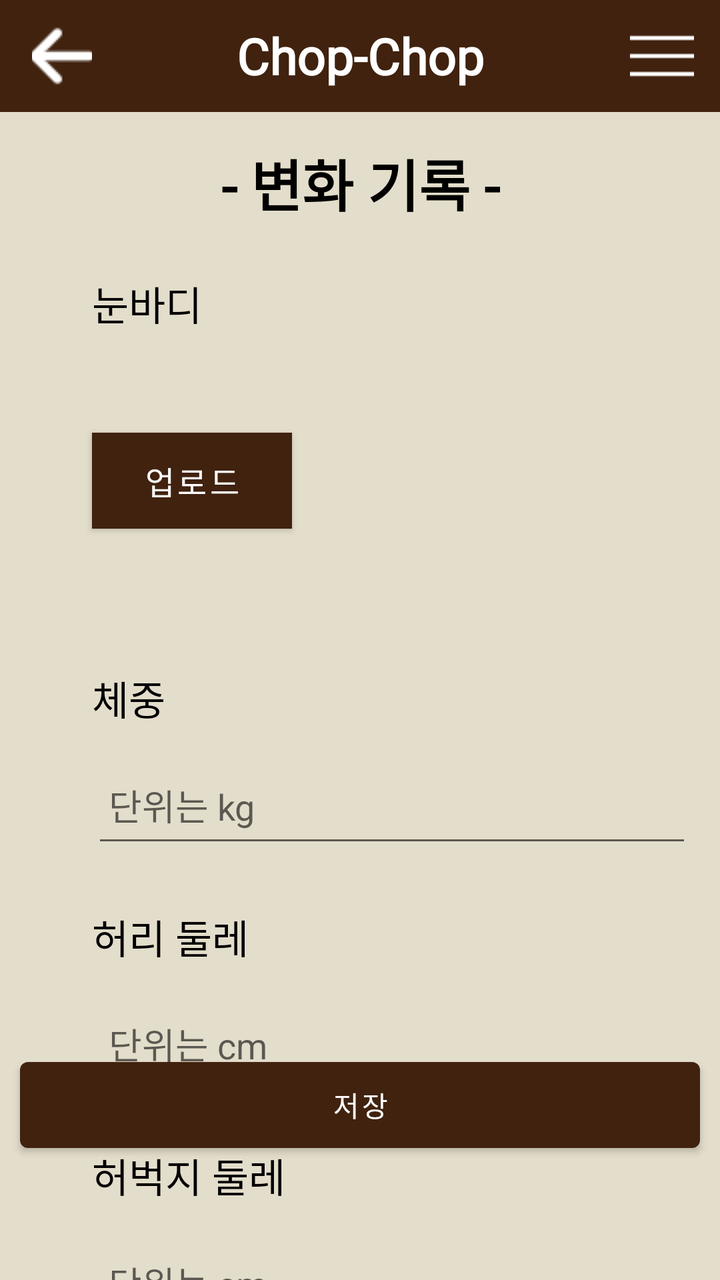
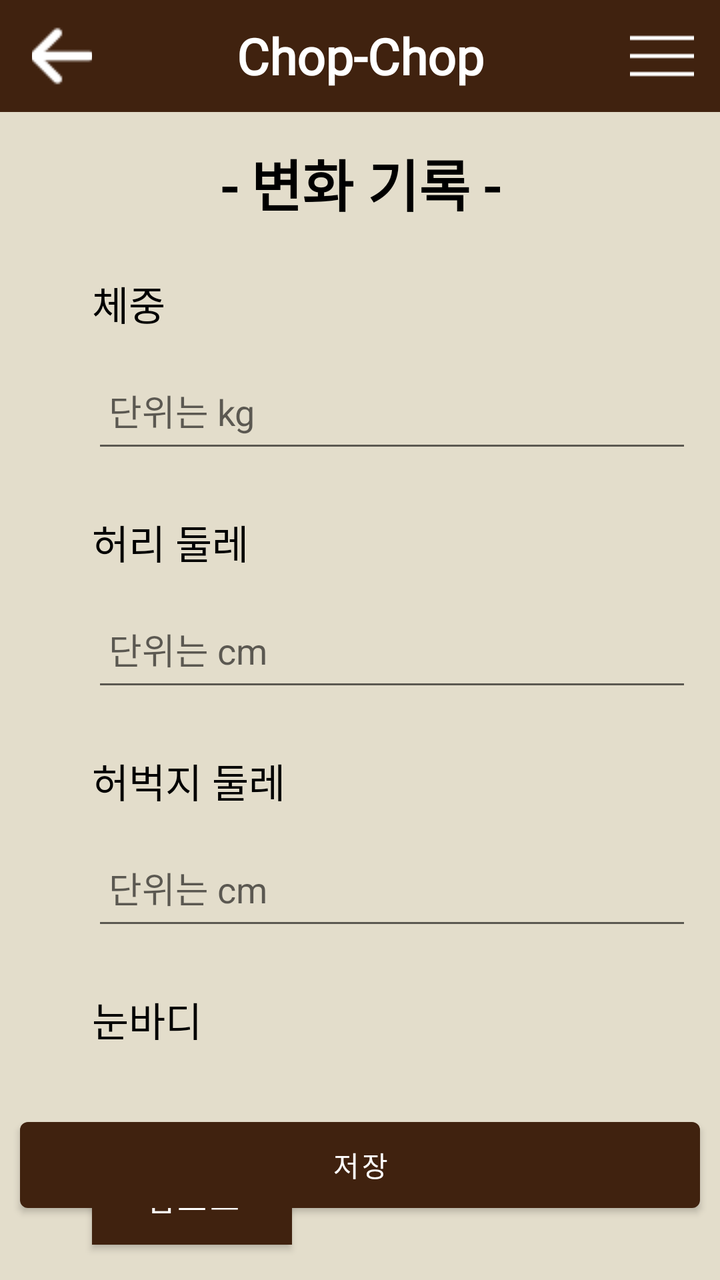

Compare the two renders of this Android layout. The source of the first and the diff that turns it into the second are given below.
<!-- AndroidManifest.xml: application theme Theme.Chop -->
<!-- res/layout/activity_change.xml -->
<?xml version="1.0" encoding="utf-8"?>

<androidx.drawerlayout.widget.DrawerLayout
    xmlns:android="http://schemas.android.com/apk/res/android"
    xmlns:app="http://schemas.android.com/apk/res-auto"
    xmlns:tools="http://schemas.android.com/tools"
    android:id="@+id/drawerLayout"
    android:layout_width="match_parent"
    android:layout_height="match_parent"
    android:background="@color/background"
    android:fitsSystemWindows="true"
    android:orientation="vertical"
    tools:openDrawer="start">

    <androidx.constraintlayout.widget.ConstraintLayout
        android:layout_width="match_parent"
        android:layout_height="match_parent">

        <include
            android:id="@+id/bar"
            layout="@layout/back_bar"
            app:layout_constraintLeft_toLeftOf="parent"
            app:layout_constraintTop_toTopOf="parent" />

        <TextView
            android:id="@+id/text_home"
            style="@style/main_title"
            android:layout_width="match_parent"
            android:layout_height="wrap_content"
            android:layout_marginStart="8dp"
            android:layout_marginTop="15dp"
            android:layout_marginEnd="8dp"
            android:text="- 변화 기록 -"
            app:layout_constraintEnd_toEndOf="parent"
            app:layout_constraintStart_toStartOf="parent"
            app:layout_constraintTop_toBottomOf="@id/bar" />

        <TextView
            android:id="@+id/pic_tv"
            style="@style/text"
            android:layout_width="wrap_content"
            android:layout_height="wrap_content"
            android:layout_marginTop="25dp"
            android:text="눈바디"
            app:layout_constraintLeft_toLeftOf="@id/guideline2"
            app:layout_constraintTop_toBottomOf="@id/text_home" />

        <Button
            android:id="@+id/pic_btn"
            style="@style/btn_text"
            android:layout_width="100dp"
            android:layout_height="wrap_content"
            android:layout_marginTop="50dp"
            android:background="@color/main"
            android:text="업로드"
            app:layout_constraintLeft_toLeftOf="@id/guideline2"
            app:layout_constraintTop_toBottomOf="@id/pic_tv" />

        <ImageView
            android:id="@+id/bodyImg"
            android:layout_width="150dp"
            android:layout_height="150dp"
            app:layout_constraintLeft_toLeftOf="@id/guideline2"
            app:layout_constraintTop_toBottomOf="@id/pic_tv"
            android:layout_marginTop="10dp"/>

        <TextView
            android:id="@+id/weight_tv"
            style="@style/text"
            android:layout_width="wrap_content"
            android:layout_height="wrap_content"
            android:layout_marginTop="70dp"
            android:text="체중"
            app:layout_constraintLeft_toLeftOf="@id/guideline2"
            app:layout_constraintTop_toBottomOf="@id/pic_btn" />

        <EditText
            android:id="@+id/weight_edit"
            android:layout_width="300dp"
            android:layout_height="55dp"
            android:layout_marginTop="10dp"
            android:hint=" 단위는 kg"
            app:layout_constraintLeft_toLeftOf="@id/guideline2"
            app:layout_constraintTop_toBottomOf="@id/weight_tv" />

        <TextView
            android:id="@+id/waist_tv"
            style="@style/text"
            android:layout_width="wrap_content"
            android:layout_height="wrap_content"
            android:layout_marginTop="25dp"
            android:text="허리 둘레"
            app:layout_constraintLeft_toLeftOf="@id/guideline2"
            app:layout_constraintTop_toBottomOf="@id/weight_edit" />

        <EditText
            android:id="@+id/waist_edit"
            android:layout_width="300dp"
            android:layout_height="55dp"
            android:layout_marginTop="10dp"
            android:hint=" 단위는 cm"
            app:layout_constraintLeft_toLeftOf="@id/guideline2"
            app:layout_constraintTop_toBottomOf="@id/waist_tv" />

        <TextView
            android:id="@+id/thigh_tv"
            style="@style/text"
            android:layout_width="wrap_content"
            android:layout_height="wrap_content"
            android:layout_marginTop="25dp"
            android:text="허벅지 둘레"
            app:layout_constraintLeft_toLeftOf="@id/guideline2"
            app:layout_constraintTop_toBottomOf="@id/waist_edit" />

        <EditText
            android:id="@+id/thigh_edit"
            android:layout_width="300dp"
            android:layout_height="55dp"
            android:layout_marginTop="10dp"
            android:hint=" 단위는 cm"
            app:layout_constraintLeft_toLeftOf="@id/guideline2"
            app:layout_constraintTop_toBottomOf="@id/thigh_tv" />

        <Button
            android:id="@+id/saveBtn"
            android:layout_width="340dp"
            android:layout_height="55dp"
            android:layout_marginBottom="60dp"
            android:text="저장"
            app:layout_constraintBottom_toBottomOf="parent"
            app:layout_constraintLeft_toLeftOf="parent"
            app:layout_constraintRight_toRightOf="parent" />

        <androidx.constraintlayout.widget.Guideline
            android:id="@+id/guideline2"
            android:layout_width="wrap_content"
            android:layout_height="wrap_content"
            android:orientation="vertical"
            app:layout_constraintGuide_begin="46dp" />

    </androidx.constraintlayout.widget.ConstraintLayout>
    <com.google.android.material.navigation.NavigationView
    android:id="@+id/nDrawer"
    android:layout_width="wrap_content"
    android:layout_height="match_parent"
    android:layout_gravity="end"
    android:fitsSystemWindows="true"
    android:background="@color/background"
    app:menu="@menu/menu" />
</androidx.drawerlayout.widget.DrawerLayout>
<!-- res/layout/back_bar.xml (included above) -->
<?xml version="1.0" encoding="utf-8"?>

<androidx.appcompat.widget.Toolbar
    android:id="@+id/appbar"
    android:layout_width="match_parent"
    android:layout_height="?attr/actionBarSize"
    android:padding="3dp"
    xmlns:android="http://schemas.android.com/apk/res/android"
    style="@style/Toolbar">
    <ImageButton
        android:id="@+id/back"
        android:layout_width="30dp"
        android:layout_height="30dp"
        android:layout_gravity="left"
        android:layout_marginLeft="10dp"
        android:src="@drawable/back"
        android:background="@color/main"
        android:clickable="true" />
    <TextView
        android:id="@+id/title_text"
        style="@style/title"
        android:layout_width="wrap_content"
        android:layout_height="wrap_content" />
    <ImageButton
        android:id="@+id/menu"
        android:layout_width="wrap_content"
        android:layout_height="wrap_content"
        android:layout_gravity="right"
        android:layout_marginRight="10dp"
        android:src="@drawable/hambuger"
        android:background="@color/main"
        android:clickable="true" />
</androidx.appcompat.widget.Toolbar>
<!-- resources referenced by this layout -->
<resources>
  <color name="background">#E3DDCB</color>
  <color name="main">#40220F</color>
  <!-- drawable back: png bitmap (drawable-v24, 561 bytes) -->
  <!-- drawable hambuger: png bitmap (drawable, 186 bytes) -->
  <style name="Toolbar">
          <item name="android:textColor">@color/white</item>
          <item name="android:background">@color/main</item>
          <item name="colorControlNormal">@color/white</item>
      </style>
  <style name="btn_text">
          <item name="android:gravity">center</item>
          <item name="android:textSize">16sp</item>
          <item name="android:layout_gravity">center</item>
          <item name="android:textColor">#FFFFFF</item>
          <item name="android:fontFamily">@font/maruburi</item>
      </style>
  <style name="main_title">
          <item name="android:gravity">center</item>
          <item name="android:textSize">28sp</item>
          <item name="android:textStyle">bold</item>
          <item name="android:layout_gravity">center</item>
          <item name="android:textColor">#000000</item>
          <item name="android:fontFamily">@font/maruburi</item>
      </style>
  <style name="text">
          <item name="android:gravity">center</item>
          <item name="android:textSize">20sp</item>
          <item name="android:layout_gravity">center</item>
          <item name="android:textColor">#000000</item>
          <item name="android:fontFamily">@font/maruburi</item>
      </style>
  <style name="title">
          <item name="android:gravity">center</item>
          <item name="android:textSize">25sp</item>
          <item name="android:textStyle">bold</item>
          <item name="android:layout_gravity">center</item>
          <item name="android:textColor">#FFFFFF</item>
          <item name="android:text">@string/app_name</item>
          <item name="android:fontFamily">@font/maruburi</item>
      </style>
  <style name="Theme.Chop" parent="Theme.MaterialComponents.DayNight.NoActionBar">
          
          <item name="colorPrimary">@color/main</item>
          <item name="colorPrimaryVariant">@color/main</item>
          <item name="colorOnPrimary">@color/white</item>
          
          <item name="colorSecondaryVariant">@color/teal_700</item>
          <item name="colorOnSecondary">@color/black</item>
          
          <item name="android:statusBarColor" tools:targetApi="l">?attr/colorPrimaryVariant</item>
          
      </style>
  <color name="white">#FFFFFFFF</color>
  <string name="app_name">Chop-Chop</string>
  <color name="teal_700">#FF018786</color>
  <color name="black">#FF000000</color>
</resources>

<!-- the commit's change to res/layout/activity_change.xml (unified diff, before → after) -->
@@ -36,43 +36,14 @@
             app:layout_constraintTop_toBottomOf="@id/bar" />
 
         <TextView
-            android:id="@+id/pic_tv"
+            android:id="@+id/weight_tv"
             style="@style/text"
             android:layout_width="wrap_content"
             android:layout_height="wrap_content"
             android:layout_marginTop="25dp"
-            android:text="눈바디"
+            android:text="체중"
             app:layout_constraintLeft_toLeftOf="@id/guideline2"
             app:layout_constraintTop_toBottomOf="@id/text_home" />
-
-        <Button
-            android:id="@+id/pic_btn"
-            style="@style/btn_text"
-            android:layout_width="100dp"
-            android:layout_height="wrap_content"
-            android:layout_marginTop="50dp"
-            android:background="@color/main"
-            android:text="업로드"
-            app:layout_constraintLeft_toLeftOf="@id/guideline2"
-            app:layout_constraintTop_toBottomOf="@id/pic_tv" />
-
-        <ImageView
-            android:id="@+id/bodyImg"
-            android:layout_width="150dp"
-            android:layout_height="150dp"
-            app:layout_constraintLeft_toLeftOf="@id/guideline2"
-            app:layout_constraintTop_toBottomOf="@id/pic_tv"
-            android:layout_marginTop="10dp"/>
-
-        <TextView
-            android:id="@+id/weight_tv"
-            style="@style/text"
-            android:layout_width="wrap_content"
-            android:layout_height="wrap_content"
-            android:layout_marginTop="70dp"
-            android:text="체중"
-            app:layout_constraintLeft_toLeftOf="@id/guideline2"
-            app:layout_constraintTop_toBottomOf="@id/pic_btn" />
 
         <EditText
             android:id="@+id/weight_edit"
@@ -120,12 +91,41 @@
             android:hint=" 단위는 cm"
             app:layout_constraintLeft_toLeftOf="@id/guideline2"
             app:layout_constraintTop_toBottomOf="@id/thigh_tv" />
+        <TextView
+            android:id="@+id/pic_tv"
+            style="@style/text"
+            android:layout_width="wrap_content"
+            android:layout_height="wrap_content"
+            android:layout_marginTop="25dp"
+            android:text="눈바디"
+            app:layout_constraintLeft_toLeftOf="@id/guideline2"
+            app:layout_constraintTop_toBottomOf="@id/thigh_edit" />
+
+        <Button
+            android:id="@+id/pic_btn"
+            style="@style/btn_text"
+            android:layout_width="100dp"
+            android:layout_height="wrap_content"
+            android:layout_marginTop="50dp"
+            android:background="@color/main"
+            android:text="업로드"
+            app:layout_constraintLeft_toLeftOf="@id/guideline2"
+            app:layout_constraintTop_toBottomOf="@id/pic_tv" />
+
+        <ImageView
+            android:id="@+id/bodyImg"
+            android:layout_width="150dp"
+            android:layout_height="150dp"
+            app:layout_constraintLeft_toLeftOf="@id/guideline2"
+            app:layout_constraintTop_toBottomOf="@id/pic_tv"
+            android:layout_marginTop="10dp"
+            android:visibility="invisible"/>
 
         <Button
             android:id="@+id/saveBtn"
             android:layout_width="340dp"
             android:layout_height="55dp"
-            android:layout_marginBottom="60dp"
+            android:layout_marginBottom="30dp"
             android:text="저장"
             app:layout_constraintBottom_toBottomOf="parent"
             app:layout_constraintLeft_toLeftOf="parent"
